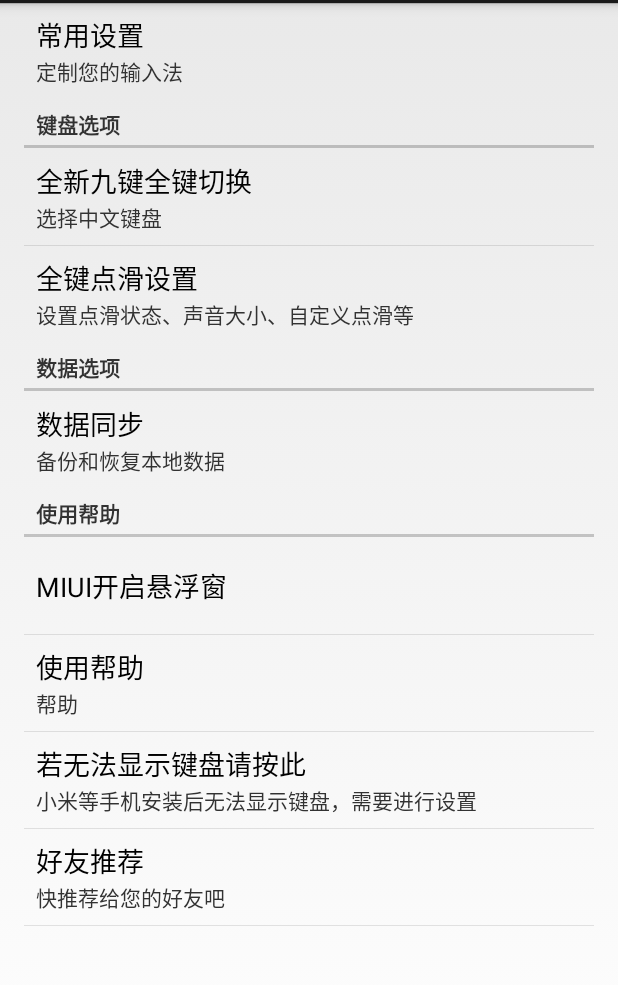
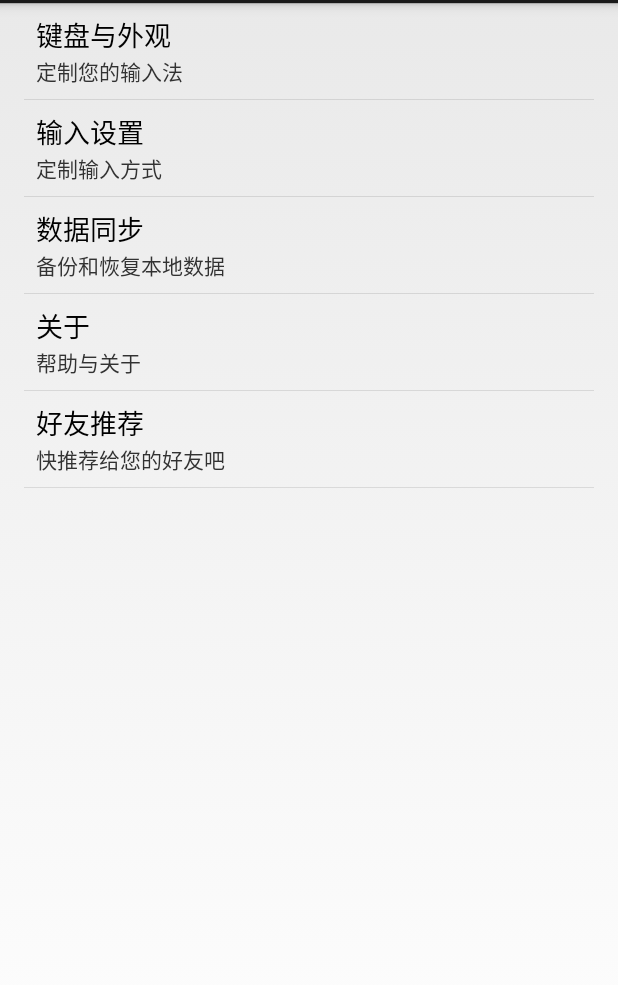
Before and after one commit to WiInputMethod/VE, an Android app: the WIT9Activity screen opened directly, with no data from a screen before it, on a phone screen of 412 x 824 dp, the part 69-1054 px from its top. Run offline under Robolectric (Android 15) with nearby library versions, the phone set to English and light mode, and no system bars; pictures from the network do not load.

Commit message:
设置界面清理

```diff
--- a/code/app/src/main/AndroidManifest.xml
+++ b/code/app/src/main/AndroidManifest.xml
@@ -2,7 +2,7 @@
 <manifest xmlns:android="http://schemas.android.com/apk/res/android"
     package="com.hit.wi.ve"
     android:versionCode="16"
-    android:versionName="1.3">
+    android:versionName="1.3beta1">
 
     <uses-sdk
         android:minSdkVersion="14"
--- a/code/app/src/main/java/com/hit/wi/ve/SoftKeyboard.java
+++ b/code/app/src/main/java/com/hit/wi/ve/SoftKeyboard.java
@@ -209,7 +209,6 @@ public final class SoftKeyboard extends InputMethodService implements SoftKeyboa
         public void handleMessage(Message msg) {
             switch (msg.what) {
                 case MSG_HIDE:
-                    Log.d("WIVE","hide count" + Global.keyboardRestTimeCount);
                     if (Global.keyboardRestTimeCount > ALPHA_DOWN_TIME) {
                         if(!transparencyHandle.isUpAlpha)transparencyHandle.UpAlpha();
                         Global.keyboardRestTimeCount = 0;
@@ -1215,7 +1214,7 @@ public final class SoftKeyboard extends InputMethodService implements SoftKeyboa
             } else {
                 if(qkInputViewGroups.isShown())qkInputViewGroups.startAnimation(anim);
             }
-            if (bottomBarViewGroup.isShown()) bottomBarViewGroup.startAnimation(anim);
+            if (bottomBarViewGroup.isShown()) bottomBarViewGroup.setBackgroundAlpha(200);
             if (functionViewGroup.isShown()) functionViewGroup.startAnimation(anim);
             if (specialSymbolChooseViewGroup.isShown()) specialSymbolChooseViewGroup.startAnimation(anim);
             if (quickSymbolViewGroup.isShown()) quickSymbolViewGroup.startAnimation(anim);
@@ -1236,7 +1235,7 @@ public final class SoftKeyboard extends InputMethodService implements SoftKeyboa
             } else {
                 if (qkInputViewGroups.isShown())qkInputViewGroups.startAnimation(anim);
             }
-            if (bottomBarViewGroup.isShown()) bottomBarViewGroup.startAnimation(anim);
+            if (bottomBarViewGroup.isShown()) bottomBarViewGroup.setBackgroundAlpha(Global.getCurrentAlpha());
             if (functionViewGroup.isShown()) functionViewGroup.startAnimation(anim);
             if (specialSymbolChooseViewGroup.isShown()) specialSymbolChooseViewGroup.startAnimation(anim);
             if (quickSymbolViewGroup.isShown()) quickSymbolViewGroup.startAnimation(anim);
--- a/code/app/src/main/java/com/hit/wi/ve/settings/WIT9Activity.java
+++ b/code/app/src/main/java/com/hit/wi/ve/settings/WIT9Activity.java
@@ -18,14 +18,9 @@ import android.net.Uri;
 import android.os.Build;
 import android.os.Bundle;
 import android.os.Environment;
-import android.preference.CheckBoxPreference;
-import android.preference.ListPreference;
-import android.preference.Preference;
+import android.preference.*;
 import android.preference.Preference.OnPreferenceChangeListener;
 import android.preference.Preference.OnPreferenceClickListener;
-import android.preference.PreferenceActivity;
-import android.preference.PreferenceManager;
-import android.preference.PreferenceScreen;
 import android.provider.Settings;
 import android.text.TextUtils;
 import android.view.LayoutInflater;
@@ -70,7 +65,7 @@ public final class WIT9Activity extends PreferenceActivity implements OnPreferen
 //    private Preference mReverse;
 //    private Preference mLeftHand;
     private ListPreference mKeyboardSelector;
-    private PreferenceScreen mSlidePin;
+    private PreferenceCategory mSlidePin;
     /**
      * 双拼的选项
      */
@@ -123,7 +118,7 @@ public final class WIT9Activity extends PreferenceActivity implements OnPreferen
 //        mReverse = findPreference("REVERSE_CANDIDATE");
 //        mLeftHand = findPreference("LEFT_HAND");
         mKeyboardSelector = (ListPreference) findPreference("KEYBOARD_SELECTOR");
-        mSlidePin = (PreferenceScreen) findPreference("slide_pin_mode");
+        mSlidePin = (PreferenceCategory) findPreference("slide_pin_mode");
 
         mSlideRecommend0 = findPreference("SLIDE_RECOMMEND0");
         mSlideRecommend1 = findPreference("SLIDE_RECOMMEND1");
--- a/code/app/src/main/res/values/strings.xml
+++ b/code/app/src/main/res/values/strings.xml
@@ -9,8 +9,8 @@
 
     <!-- Symbols that are commonly considered word separators in this language -->
 
-    <string name="title_common_setting">常用设置</string>
-    <string name="summary_common_setting">定制您的输入法</string>
+    <string name="title_keyboard_and_outlook_setting">键盘与外观</string>
+    <string name="summary_keyboard_and_outlook_setting">定制您的输入法</string>
     <string name="title_mohu_setting">模糊音设置</string>
     <string name="summary_mohu_setting">定制您的偏好</string>
     <string name="title_reverse_candidate">翻转候选顺序</string>
@@ -132,8 +132,8 @@
     <string name="title_data_recover">本地恢复</string>
     <string name="summary_data_recover">从SD卡恢复您的用户词典</string>
     <string name="help">使用帮助</string>
-    <string name="title_helper">使用帮助</string>
-    <string name="summary_helper">帮助</string>
+    <string name="title_about">关于</string>
+    <string name="summary_about">帮助与关于</string>
     <string name="title_user_skill">使用技巧</string>
     <string name="title_donate">捐助</string>
     <string name="title_about_us">关于我们</string>
@@ -149,7 +149,7 @@
     <string name="miui_permission">MIUI开启悬浮窗</string>
     <!-- 键盘部分 -->
     <string name="title_keyboard_select">全新九键全键切换</string>
-    <string name="title_keyboard_setting">键盘选项</string>
+    <string name="title_input_setting">输入设置</string>
     <string name="summary_keyboard_setting">选择中文键盘</string>
     <string name="title_slide_pin_mode">全键点滑设置</string>
     <string name="summary_slide_pin_mode">设置点滑状态、声音大小、自定义点滑等</string>
@@ -344,4 +344,6 @@
         "For example, position the FAB to one side of stream of a cards so the FAB won’t interfere "
         "when a user tries to pick up one of cards.\n\n"
     </string>
+    <string name="summary_donate">感谢您的支持</string>
+    <string name="summary_input_setting">定制输入方式</string>
 </resources>
--- a/code/app/src/main/res/xml/setting.xml
+++ b/code/app/src/main/res/xml/setting.xml
@@ -1,33 +1,82 @@
 <?xml version="1.0" encoding="utf-8"?>
 <PreferenceScreen xmlns:android="http://schemas.android.com/apk/res/android">
 
-    <!-- 常用的设置选项 -->
     <PreferenceScreen
-            android:key="common_setting_window"
-            android:summary="@string/summary_common_setting"
-            android:title="@string/title_common_setting">
-        <!-- 功能选项：EMOJI表情、中文联想 -->
-        <PreferenceCategory android:title="@string/categorytitle_changyong_gongneng"
-                            android:key="changyong_gongneng">
+        android:key="KEYBOARD_AND_OUTLOOK"
+        android:summary="@string/summary_keyboard_and_outlook_setting"
+        android:title="@string/title_keyboard_and_outlook_setting">
         <ListPreference
-                    android:defaultValue="27"
-                    android:key="LIANXIANG_SELECTOR"
-                    android:dialogTitle="@string/dialog_title_lianxiang"
-                    android:entries= "@array/lianxiang_option"
-                    android:entryValues= "@array/lianxiang_option_value"
-                    android:summary="@string/summary_lianxiang"
-                    android:title="@string/title_lianxiang">
-            </ListPreference>
+                android:defaultValue="2"
+                android:dialogTitle="@string/title_keyboard_select"
+                android:entries="@array/keyboard_option"
+                android:entryValues="@array/keyboard_option_value"
+                android:key="KEYBOARD_SELECTOR"
+                android:summary="@string/summary_keyboard_setting"
+                android:title="@string/title_keyboard_select"/>
 
-            <CheckBoxPreference
-                android:defaultValue="true"
-                android:key="SLIDE_DELETE_CHECK"
-                android:summary="@string/SLIDE_DELETE_STR"
-                android:title="@string/SLIDE_DELETE_TITLE"
-            />
+        <!-- 样式选项：翻转候选词，左手模式，空格文字，皮肤 -->
+        <PreferenceCategory android:title="@string/categorytitle_changyong_yangshi" android:key="changyong_yangshi">
+            <!--<CheckBoxPreference-->
+            <!--android:defaultValue="false"-->
+            <!--android:key="@string/key_reverse_candidate"-->
+            <!--android:summary="@string/summary_reverse_candidate"-->
+            <!--android:title="@string/title_reverse_candidate"/>-->
 
+            <!--<CheckBoxPreference-->
+            <!--android:defaultValue="false"-->
+            <!--android:key="@string/key_left_hand"-->
+            <!--android:summary="@string/summary_left_hand"-->
+            <!--android:title="@string/title_left_hand"/>-->
+            <Preference
+                    android:key="skin_picker"
+                    android:summary="@string/summary_skin_picker"
+                    android:title="@string/title_skin_picker">
+                <intent
+                        android:action="android.intent.action.MAIN"
+                        android:targetPackage="com.hit.wi.ve"
+                        android:targetClass="com.hit.wi.ve.settings.SkinPickerActivity"/>
+            </Preference>
+
+            <com.hit.wi.ve.view.DefSpacePreference
+                    android:key="USER_DEF_SPACE_TEXT"
+                    android:dialogLayout="@layout/def_space_text"
+                    android:summary="@string/summary_user_def_space_text"
+                    android:title="@string/title_user_def_space_text"
+                    android:dialogTitle="@string/dialogtitle_user_def_space_text"
+                    android:positiveButtonText="@string/save"
+                    android:negativeButtonText="@string/cancel"/>
 
         </PreferenceCategory>
+
+        <PreferenceCategory android:title="@string/categorytitle_changyong_fankui" android:key="changyong_fankui">
+            <ListPreference
+                    android:defaultValue="1"
+                    android:dialogTitle="@string/dialog_title_sound_effect"
+                    android:entries="@array/sound_effect_option"
+                    android:entryValues="@array/sound_effect_option_value"
+                    android:key="KEY_SOUND_EFFECT_SELECTOR"
+                    android:summary="@string/summary_sound_effect"
+                    android:title="@string/title_sound_effect"/>
+            <com.hit.wi.ve.view.SeekbarPreference
+                    android:dialogLayout="@layout/sound_setting"
+                    android:dialogTitle="@string/sound"
+                    android:key="SOUND"
+                    android:summary="@string/summary_sound"
+                    android:title="@string/sound"/>
+            <com.hit.wi.ve.view.SeekbarPreference
+                    android:dialogLayout="@layout/sound_setting"
+                    android:dialogTitle="@string/vibrator"
+                    android:key="VIBRATOR"
+                    android:summary="@string/summary_vibrator"
+                    android:title="@string/vibrator"/>
+            <com.hit.wi.ve.view.SeekbarPreference
+                    android:dialogLayout="@layout/sound_setting"
+                    android:dialogTitle="@string/title_slide_pin_volume"
+                    android:key="SLIDE_PIN_VOLUME"
+                    android:summary="@string/summary_slide_pin_volume"
+                    android:title="@string/title_slide_pin_volume"/>
+        </PreferenceCategory>
+
 
         <PreferenceCategory android:title="@string/shadow_category_STR" android:key="shadow">
             <CheckBoxPreference
@@ -47,36 +96,32 @@
             />
         </PreferenceCategory>
 
-        <!-- 样式选项：翻转候选词，左手模式，空格文字，皮肤 -->
-        <PreferenceCategory android:title="@string/categorytitle_changyong_yangshi" android:key="changyong_yangshi">
-            <!--<CheckBoxPreference-->
-                    <!--android:defaultValue="false"-->
-                    <!--android:key="@string/key_reverse_candidate"-->
-                    <!--android:summary="@string/summary_reverse_candidate"-->
-                    <!--android:title="@string/title_reverse_candidate"/>-->
 
-            <!--<CheckBoxPreference-->
-                    <!--android:defaultValue="false"-->
-                    <!--android:key="@string/key_left_hand"-->
-                    <!--android:summary="@string/summary_left_hand"-->
-                    <!--android:title="@string/title_left_hand"/>-->
-            <com.hit.wi.ve.view.DefSpacePreference
-                    android:key="USER_DEF_SPACE_TEXT"
-                    android:dialogLayout="@layout/def_space_text"
-                    android:summary="@string/summary_user_def_space_text"
-                    android:title="@string/title_user_def_space_text"
-                    android:dialogTitle="@string/dialogtitle_user_def_space_text"
-                    android:positiveButtonText="@string/save"
-                    android:negativeButtonText="@string/cancel"/>
-            <Preference
-                    android:key="skin_picker"
-                    android:summary="@string/summary_skin_picker"
-                    android:title="@string/title_skin_picker">
-                <intent
-                        android:action="android.intent.action.MAIN"
-                        android:targetPackage="com.hit.wi.ve"
-                        android:targetClass="com.hit.wi.ve.settings.SkinPickerActivity"/>
-            </Preference>
+    </PreferenceScreen>
+
+    <!-- 设置键盘 -->
+    <PreferenceScreen
+            android:summary="@string/summary_input_setting"
+            android:title="@string/title_input_setting">
+        <!--联想设置-->
+        <PreferenceCategory android:title="@string/categorytitle_changyong_gongneng"
+                            android:key="changyong_gongneng">
+            <ListPreference
+                    android:defaultValue="27"
+                    android:key="LIANXIANG_SELECTOR"
+                    android:dialogTitle="@string/dialog_title_lianxiang"
+                    android:entries= "@array/lianxiang_option"
+                    android:entryValues= "@array/lianxiang_option_value"
+                    android:summary="@string/summary_lianxiang"
+                    android:title="@string/title_lianxiang">
+            </ListPreference>
+
+            <CheckBoxPreference
+                    android:defaultValue="true"
+                    android:key="SLIDE_DELETE_CHECK"
+                    android:summary="@string/SLIDE_DELETE_STR"
+                    android:title="@string/SLIDE_DELETE_TITLE"
+            />
 
         </PreferenceCategory>
 
@@ -115,55 +160,10 @@
         </PreferenceCategory>
         <!-- 双拼设置 -->
 
-
-        <PreferenceCategory android:title="@string/categorytitle_changyong_fankui" android:key="changyong_fankui">
-            <ListPreference
-                    android:defaultValue="1"
-                    android:dialogTitle="@string/dialog_title_sound_effect"
-                    android:entries="@array/sound_effect_option"
-                    android:entryValues="@array/sound_effect_option_value"
-                    android:key="KEY_SOUND_EFFECT_SELECTOR"
-                    android:summary="@string/summary_sound_effect"
-                    android:title="@string/title_sound_effect"/>
-            <com.hit.wi.ve.view.SeekbarPreference
-                    android:dialogLayout="@layout/sound_setting"
-                    android:dialogTitle="@string/sound"
-                    android:key="SOUND"
-                    android:summary="@string/summary_sound"
-                    android:title="@string/sound"/>
-            <com.hit.wi.ve.view.SeekbarPreference
-                    android:dialogLayout="@layout/sound_setting"
-                    android:dialogTitle="@string/vibrator"
-                    android:key="VIBRATOR"
-                    android:summary="@string/summary_vibrator"
-                    android:title="@string/vibrator"/>
-        </PreferenceCategory>
-
-    </PreferenceScreen>
-
-    <!-- 设置键盘 -->
-    <PreferenceCategory android:title="@string/title_keyboard_setting">
-        <ListPreference
-                android:defaultValue="2"
-                android:dialogTitle="@string/title_keyboard_select"
-                android:entries="@array/keyboard_option"
-                android:entryValues="@array/keyboard_option_value"
-                android:key="KEYBOARD_SELECTOR"
-                android:summary="@string/summary_keyboard_setting"
-                android:title="@string/title_keyboard_select"/>
-
-        <PreferenceScreen
-                android:summary="@string/qk_summary_slide_pin_mode"
+        <PreferenceCategory
                 android:title="@string/title_slide_pin_mode"
                 android:key="slide_pin_mode"
                 android:enabled="false">
-
-            <com.hit.wi.ve.view.SeekbarPreference
-                    android:dialogLayout="@layout/sound_setting"
-                    android:dialogTitle="@string/title_slide_pin_volume"
-                    android:key="SLIDE_PIN_VOLUME"
-                    android:summary="@string/summary_slide_pin_volume"
-                    android:title="@string/title_slide_pin_volume"/>
 
             <PreferenceScreen
                     android:key="SLIDE_RECOMMEND"
@@ -199,14 +199,13 @@
                         android:key="SELF_DEF_SLIDE_PIN_ADD"
                         android:layout="@layout/user_def_word_add_pre_layout"/>
             </PreferenceScreen>
+
+        </PreferenceCategory>
     </PreferenceScreen>
-    </PreferenceCategory>
     <!-- 设置键盘 -->
 
 
     <!-- 数据设置选项 -->
-    <PreferenceCategory android:title="@string/data_setting">
-
     <PreferenceScreen
             android:key="DATA_SYNC"
             android:summary="@string/summary_data_sync"
@@ -220,18 +219,12 @@
                 android:summary="@string/summary_data_recover"
                 android:title="@string/title_data_recover"/>
     </PreferenceScreen>
-    </PreferenceCategory>
+
     <!-- 帮助 -->
-    <PreferenceCategory android:title="@string/help">
-        <Preference
-                android:key="miui_permission"
-                android:title="@string/miui_permission">
-
-        </Preference>
     <PreferenceScreen
             android:key="helper"
-                android:summary="@string/summary_helper"
-                android:title="@string/title_helper">
+            android:summary="@string/summary_about"
+            android:title="@string/title_about">
         <Preference
                 android:key="hand_book"
                 android:title="@string/title_user_skill">
@@ -240,31 +233,12 @@
                     android:targetClass="com.hit.wi.ve.settings.HandBookActivity"
                     android:targetPackage="com.hit.wi.ve"/>
         </Preference>
+
         <Preference
-                    android:key="donate"
-                    android:title="@string/title_donate">
-                <intent
-                        android:action="android.intent.action.MAIN"
-                        android:targetClass="com.hit.wi.ve.settings.DonateWiActivity"
-                        android:targetPackage="com.hit.wi.ve"/>
+                android:key="miui_permission"
+                android:title="@string/miui_permission">
         </Preference>
-            <Preference
-                    android:key="about_us"
-                    android:title="@string/title_about_us">
-                <intent
-                        android:action="android.intent.action.MAIN"
-                        android:targetClass="com.hit.wi.ve.settings.AboutWiActivity"
-                        android:targetPackage="com.hit.wi.ve"/>
-            </Preference>
-            <Preference
-                    android:key="update_log"
-                    android:title="@string/title_update_log">
-                <intent
-                        android:action="android.intent.action.MAIN"
-                        android:targetClass="com.hit.wi.ve.settings.UpdateLogActivity"
-                        android:targetPackage="com.hit.wi.ve"/>
-            </Preference>
-        </PreferenceScreen>
+
         <Preference
                 android:key="@string/key_unshown_help"
                 android:title="@string/title_unshown_help"
@@ -274,6 +248,38 @@
                     android:targetClass="com.hit.wi.ve.settings.UnshownHelpActivity"
                     android:targetPackage="com.hit.wi.ve"/>
         </Preference>
+
+        <Preference
+                android:key="about_us"
+                android:title="@string/title_about_us">
+            <intent
+                    android:action="android.intent.action.MAIN"
+                    android:targetClass="com.hit.wi.ve.settings.AboutWiActivity"
+                    android:targetPackage="com.hit.wi.ve"/>
+        </Preference>
+
+        <Preference
+                android:key="update_log"
+                android:title="@string/title_update_log">
+            <intent
+                    android:action="android.intent.action.MAIN"
+                    android:targetClass="com.hit.wi.ve.settings.UpdateLogActivity"
+                    android:targetPackage="com.hit.wi.ve"/>
+        </Preference>
+
+        <Preference
+                android:key="donate"
+                android:title="@string/title_donate"
+                android:summary="@string/summary_donate"
+        >
+            <intent
+                    android:action="android.intent.action.MAIN"
+                    android:targetClass="com.hit.wi.ve.settings.DonateWiActivity"
+                    android:targetPackage="com.hit.wi.ve"/>
+        </Preference>
+    </PreferenceScreen>
+
+
     <!-- 分享部分 -->
     <Preference
             android:key="share"
@@ -284,6 +290,5 @@
                 android:targetClass="com.hit.wi.ve.settings.ShareActivity"
                 android:targetPackage="com.hit.wi.ve"/>
     </Preference>
-    </PreferenceCategory>
 
 </PreferenceScreen>
```
Also changed, not shown: 2 other files. Lines whose indentation alone changed are shown as unchanged.
